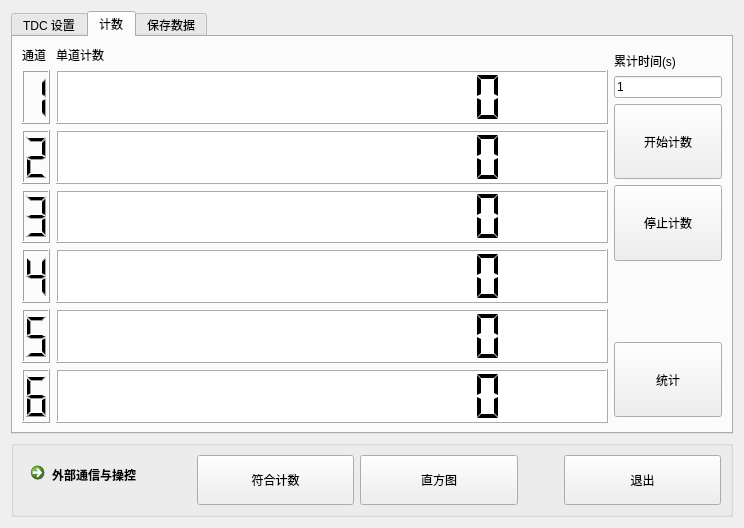
Above: ui/widget.ui from WhiteChimney/TDC-counter before the change. Below: the same form after it.
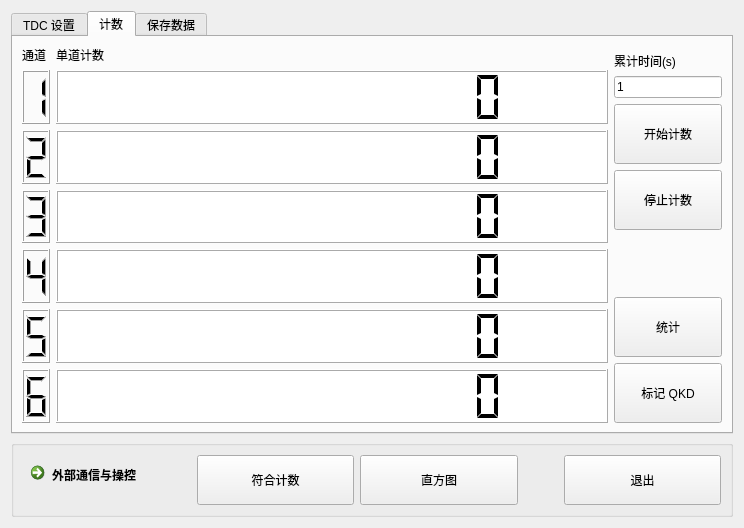
That is the form after the change. The open tabs and pages were chosen to show the change.

Commit message: 修改标记qkd面板中

The edit to the form file:
```diff
--- a/ui/widget.ui
+++ b/ui/widget.ui
@@ -828,6 +828,19 @@
          </property>
         </widget>
        </item>
+       <item row="7" column="1">
+        <widget class="QPushButton" name="buttonQkd">
+         <property name="sizePolicy">
+          <sizepolicy hsizetype="Minimum" vsizetype="Expanding">
+           <horstretch>0</horstretch>
+           <verstretch>0</verstretch>
+          </sizepolicy>
+         </property>
+         <property name="text">
+          <string>标记 QKD</string>
+         </property>
+        </widget>
+       </item>
       </layout>
      </widget>
      <widget class="QWidget" name="pageData">
```
Left out of the diff: 2 changed lines with no effect on the pictures. The commit also changes 7 other files.
